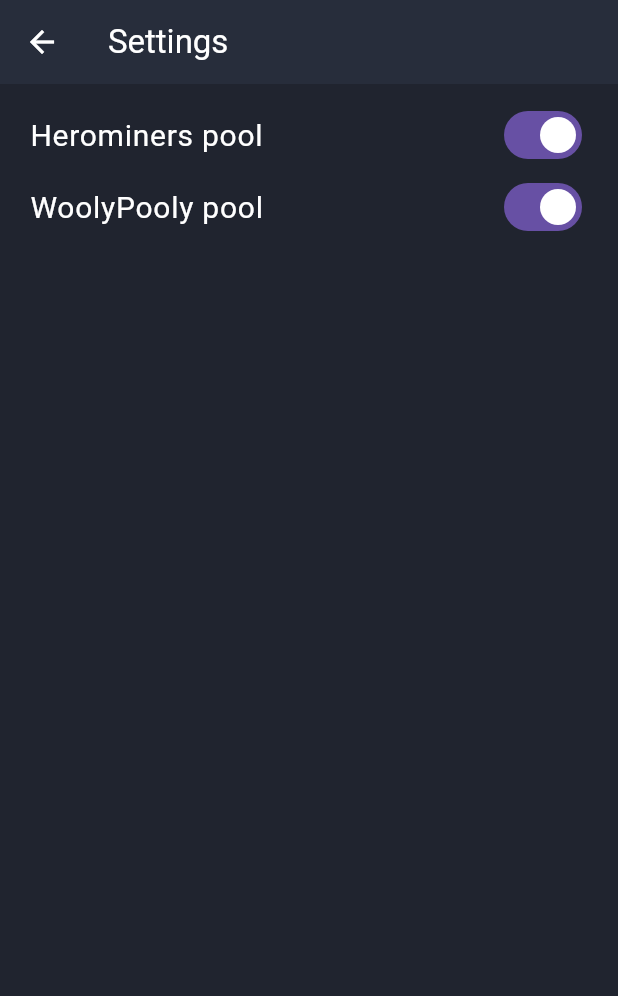
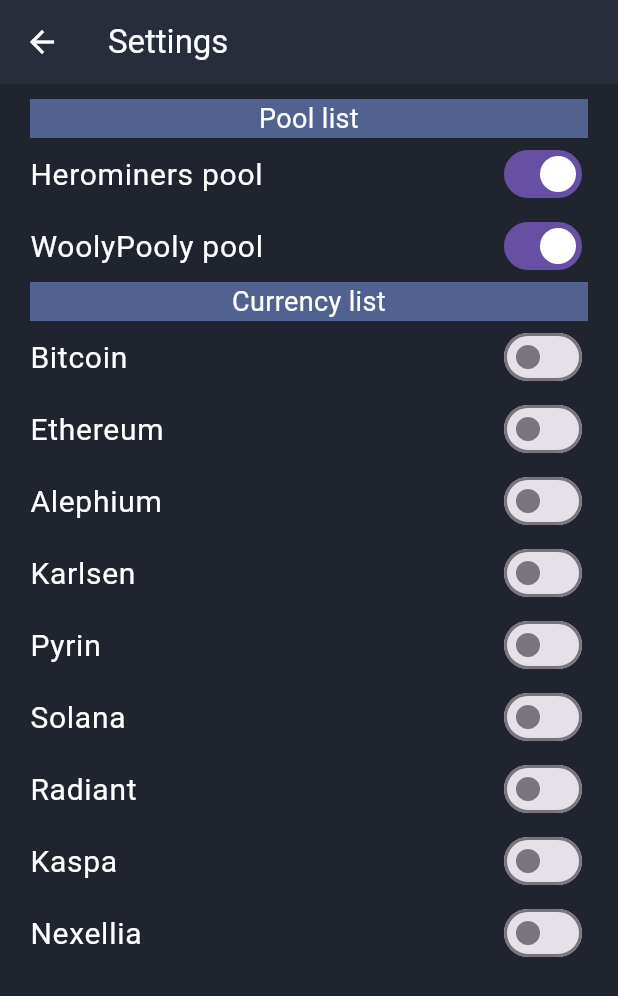
Before and after one commit to JoneDoe/pool-monitoring, a Flutter app: the SettingsPage screen opened directly, on a phone screen of 412 x 824 dp. Shown: the top 996 px of the screen. Run offline on Flutter 3.47's test engine with Material 3 defaults, Android fonts, the light colour scheme and no system bars; drawn by our look-alikes of flutter_form_builder; our stand-ins replace dismissible_page, flutter_dotenv, flutter_speed_dial, form_builder_validators, hive; accounts and stored records are empty; statements that could not run were skipped.

Commit message:
settings modification

```diff
--- a/lib/constants.dart
+++ b/lib/constants.dart
@@ -3,5 +3,6 @@
 const Color primaryColor = Color.fromARGB(255, 32, 36, 47);
 const Color secondaryColor = Color.fromARGB(255, 39, 45, 59);
 const Color buttonColor = Color.fromARGB(255, 174, 175, 179);
+const Color listItemColor = Color.fromARGB(255, 81, 98, 144);
 const Color textColor = Colors.white;
 const double itemBorderRadius = 10.0;
--- a/lib/pages/chart_dashboard.dart
+++ b/lib/pages/chart_dashboard.dart
@@ -140,7 +140,7 @@
         // swapAnimationDuration: const Duration(milliseconds: 150),
         BarChartData(
           // alignment: BarChartAlignment.spaceAround,
-          maxY: barData.maxValue().roundToDouble() + 1,
+          maxY: barData.maxValue().roundToDouble() * 1.2,
           minY: 0,
           barTouchData: barTouchData,
           gridData: const FlGridData(
--- a/lib/pages/settings_page.dart
+++ b/lib/pages/settings_page.dart
@@ -1,5 +1,7 @@
 import 'package:flutter/material.dart';
 import 'package:flutter_form_builder/flutter_form_builder.dart';
+import '../extensions/string_extension.dart';
+import '../providers/cryptocurrency_listing.dart';
 import '/settings/models/settings_model.dart';
 import '/settings/providers/settings_provider.dart';
 import '/widgets/default_app_bar.dart';
@@ -16,6 +18,7 @@
   final _formKey = GlobalKey<FormBuilderState>();
 
   final SettingsProvider _provider = SettingsProvider();
+  final List<Currency> _currencies = Currency.values.toList();
 
   @override
   void initState() {
@@ -34,6 +37,17 @@
           key: _formKey,
           child: Column(
             children: [
+              Container(
+                constraints: const BoxConstraints(minWidth: 500),
+                decoration: const BoxDecoration(
+                  color: listItemColor,
+                ),
+                child: const Text(
+                  'Pool list',
+                  style: TextStyle(color: textColor, fontSize: 18),
+                  textAlign: TextAlign.center,
+                ),
+              ),
               FormBuilderSwitch(
                 name: 'hpoolState',
                 initialValue: _provider.items.heroPool,
@@ -58,7 +72,36 @@
                 decoration: const InputDecoration.collapsed(hintText: null),
                 onChanged: (value) => saveChanges(_formKey.currentState),
               ),
-              // const SizedBox(height: 10),
+              Container(
+                constraints: const BoxConstraints(minWidth: 500),
+                decoration: const BoxDecoration(
+                  color: listItemColor,
+                ),
+                child: const Text(
+                  'Currency list',
+                  style: TextStyle(color: textColor, fontSize: 18),
+                  textAlign: TextAlign.center,
+                ),
+              ),
+              Expanded(
+                child: ListView.builder(
+                  itemCount: _currencies.length,
+                  itemBuilder: (_, index) => FormBuilderSwitch(
+                    name: _currencies[index].name,
+                    initialValue: _provider.items.cyrrency
+                        .contains(_currencies[index].name),
+                    title: Title(
+                        color: textColor,
+                        child: Text(
+                          _currencies[index].name.capitalize(),
+                          style:
+                              const TextStyle(color: textColor, fontSize: 20),
+                        )),
+                    decoration: const InputDecoration.collapsed(hintText: null),
+                    onChanged: (value) => saveChanges(_formKey.currentState),
+                  ),
+                ),
+              ),
             ],
           ),
         ),
@@ -71,10 +114,24 @@
     // print(currentState?.fields['_hpoolState']?.value);
     // print(currentState?.fields['_wppoolState']?.value);
 
+    List<String> skip = ['hpoolState', 'wppoolState'];
+    List<String> cyrrencyToSave = [];
+
+    currentState?.instantValue.forEach((key, value) {
+      if (skip.contains(key)) {
+        return;
+      }
+
+      if (value == true) {
+        cyrrencyToSave.add(key);
+      }
+    });
+
     setState(() {
       _provider.save(AppSettings(
         heroPool: currentState?.fields['hpoolState']?.value,
         woolyPool: currentState?.fields['wppoolState']?.value,
+        cyrrency: cyrrencyToSave,
       ));
     });
   }
--- a/lib/providers/cryptocurrency_listing.dart
+++ b/lib/providers/cryptocurrency_listing.dart
@@ -2,6 +2,7 @@
 import 'package:flutter_dotenv/flutter_dotenv.dart';
 import 'package:http/http.dart' as http;
 
+import '../settings/providers/settings_provider.dart';
 import '/models/crypto.dart';
 
 enum Currency {
@@ -43,8 +44,12 @@
       throw Exception('COINGECKO_TOKEN is empty');
     }
 
+    final SettingsProvider provider = SettingsProvider();
+    provider.loadData();
+
     url =
-        '$url&ids=${Currency.values.map((Currency cyrrecy) => cyrrecy.name).join(',')}';
+        // '$url&ids=${Currency.values.map((Currency cyrrecy) => cyrrecy.name).join(',')}';
+        '$url&ids=${provider.items.cyrrency.join(',')}';
     // print(url);
     Map<String, String> headers = {
       'Accepts': 'application/json',
--- a/lib/settings/models/settings_model.dart
+++ b/lib/settings/models/settings_model.dart
@@ -1,18 +1,28 @@
 class AppSettings {
   final bool heroPool, woolyPool;
+  final List<dynamic> cyrrency;
 
   AppSettings({
-    this.heroPool = true,
-    this.woolyPool = true,
+    required this.heroPool,
+    required this.woolyPool,
+    required this.cyrrency,
   });
+
+  static AppSettings init() => AppSettings(
+        heroPool: true,
+        woolyPool: true,
+        cyrrency: [],
+      );
 
   factory AppSettings.fromJson(dynamic json) => AppSettings(
         heroPool: json['heroPool'] ?? true,
         woolyPool: json['woolyPool'] ?? true,
+        cyrrency: json['cyrrency'] ?? [],
       );
 
   Map<String, dynamic> toJson() => {
         'heroPool': heroPool,
         'woolyPool': woolyPool,
+        'cyrrency': cyrrency,
       };
 }
--- a/lib/settings/providers/settings_provider.dart
+++ b/lib/settings/providers/settings_provider.dart
@@ -6,7 +6,7 @@
 class SettingsProvider {
   final _myBox = Hive.box();
 
-  AppSettings _settings = AppSettings();
+  AppSettings _settings = AppSettings.init();
 
   void loadData() {
     _settings = _myBox.get(_bucketName, defaultValue: _settings);
```
